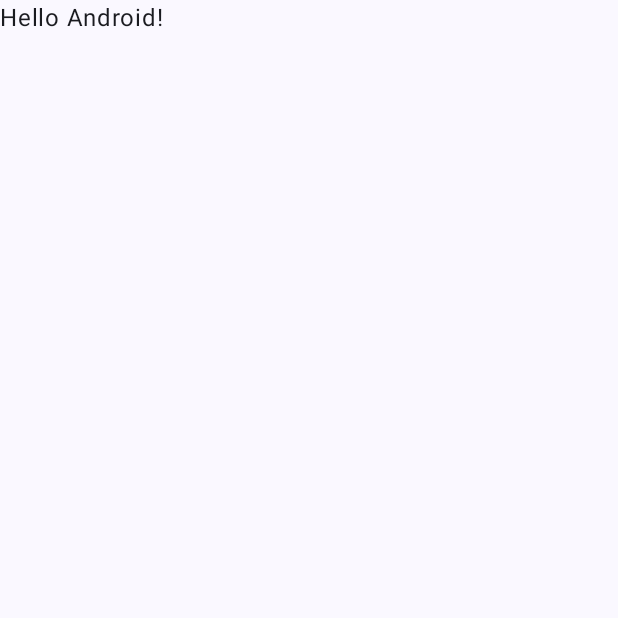
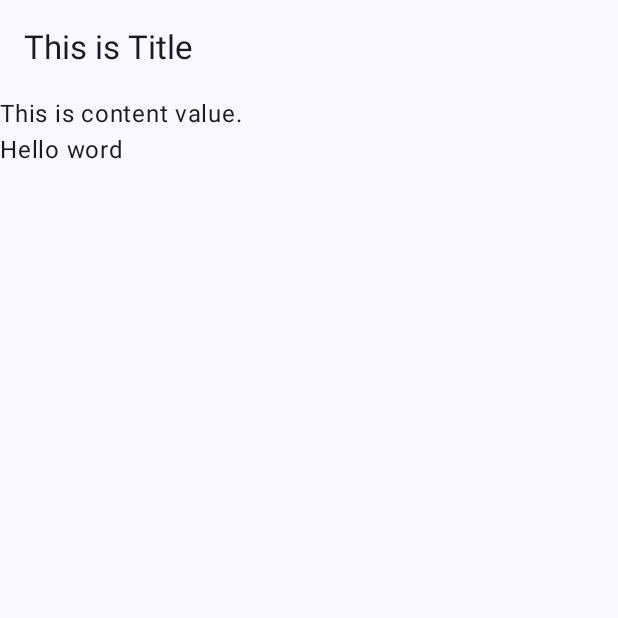
Before and after one commit to MehbooAli/LearnCoroutine, an Android app built with Jetpack Compose: the screen it shows after launch (MainActivity), on a phone screen of 412 x 824 dp, the top half of it. Before the commit the part shown is almost empty. Run offline under Robolectric (Android 15) with nearby library versions, the phone set to English and light mode, and no system bars.

Commit message:
Second commit.

```diff
--- /dev/null
+++ b/app/src/main/java/com/example/learncoroutine/ViewModelFst_screen.kt
@@ -0,0 +1,130 @@
+package com.example.learncoroutine
+
+import android.provider.ContactsContract.Data
+import android.util.Log
+import androidx.lifecycle.ViewModel
+import androidx.lifecycle.viewModelScope
+import kotlinx.coroutines.CoroutineScope
+import kotlinx.coroutines.Deferred
+import kotlinx.coroutines.Dispatchers
+import kotlinx.coroutines.async
+import kotlinx.coroutines.delay
+import kotlinx.coroutines.launch
+import kotlinx.coroutines.yield
+import kotlin.math.log
+
+class ViewModelFst_screen() : ViewModel() {
+    val a = "Hello word"
+
+    fun doWork() {
+        // Just one method for launch coroutine viewModelScope
+        viewModelScope.launch {
+            delay(5000)
+            Log.d("ViewModelFst", "Coroutine Scope do work fun:  ${Thread.currentThread().name}")
+        }
+    }
+
+    fun CoroutineTestFun() {
+        CoroutineScope(Dispatchers.Default).launch {
+            Log.d("ViewModelFst", "Coroutine Scope Dispatcher Main ${Thread.currentThread().name}")
+        }
+
+    }
+
+    fun yieldLaunch() {
+        viewModelScope.launch {
+            testFunYield()
+        }
+    }
+
+    private suspend fun testFunYield() {
+        yield()
+        Log.d("ViewModelFst", "Test Fun with yield like a delay : ${Thread.currentThread().name}")
+    }
+
+    fun printFoller() {
+        viewModelScope.launch {
+            printFollowers()
+        }
+    }
+
+    // Job.join() for suspend coroutine function
+
+    private suspend fun printFollowers() {
+        var fbFollowers = 0
+        val job = CoroutineScope(Dispatchers.IO).launch {
+            fbFollowers = getFbFollors()
+        }
+
+        job.join()
+        Log.d("ViewModelFst", fbFollowers.toString())
+    }
+
+    private suspend fun getFbFollors(): Int {
+        delay(1000)
+        return 54
+    }
+
+    fun asynicPrint() {
+        viewModelScope.launch {
+            asynicFun()
+        }
+    }
+
+    suspend fun asynicFun() {
+        val job = CoroutineScope(Dispatchers.IO).async {
+            asynicFollower()
+        }
+
+        Log.d("ViewModelFst", job.await().toString())
+    }
+
+    private suspend fun asynicFollower(): Int {
+        delay(1000)
+        return 50
+    }
+
+    fun printFbInstagramFol() {
+        viewModelScope.launch {
+            printFbInstagramFollower()
+        }
+    }
+
+
+    // Launch method mostly we use for I did not find any
+    private suspend fun printFbInstagramFollower() {
+        var fbfol = 0
+        var instafol = 0
+
+        CoroutineScope(Dispatchers.IO).launch {
+            val fb = async {   getFacebookFollower()}
+            val insta = async {  getInstagramFollowers()}
+
+            Log.d("ViewModelFst", "Get Data: ${fb.await()} and instagram: ${insta.await()}")
+        }
+
+        val fb = CoroutineScope(Dispatchers.IO).launch {
+            fbfol = getFacebookFollower()
+        }
+
+        val instagram = CoroutineScope(Dispatchers.IO).launch {
+            instafol = getInstagramFollowers()
+        }
+
+        fb.join()
+        instagram.join()
+        Log.d("ViewModelFst", "print fb and instagram: ${fbfol} followers: ${instafol}")
+
+
+    }
+
+    private suspend fun getFacebookFollower(): Int {
+        delay(1000)
+        return 23
+    }
+
+    private suspend fun getInstagramFollowers(): Int {
+        delay(1000)
+        return 44
+    }
+}
--- /dev/null
+++ b/app/src/main/java/com/example/learncoroutine/fst_screen.kt
@@ -0,0 +1,32 @@
+package com.example.learncoroutine
+
+import androidx.compose.foundation.layout.Box
+import androidx.compose.foundation.layout.Column
+import androidx.compose.foundation.layout.fillMaxSize
+import androidx.compose.foundation.layout.padding
+import androidx.compose.material3.ExperimentalMaterial3Api
+import androidx.compose.material3.Scaffold
+import androidx.compose.material3.Text
+import androidx.compose.material3.TopAppBar
+import androidx.compose.runtime.Composable
+import androidx.compose.ui.Modifier
+import androidx.lifecycle.viewmodel.compose.viewModel
+
+@OptIn(ExperimentalMaterial3Api::class)
+@Composable
+fun fst_screen(viewmodelfstScreen: ViewModelFst_screen) {
+//    val viewmodelfstScreen: ViewModelFst_screen = viewModel()
+
+    Scaffold(topBar = { TopAppBar(title = { Text("This is Title") }) }) { paddingValues ->
+        Column(modifier = Modifier.fillMaxSize().padding(paddingValues)) {
+            Text("This is content value.")
+            Text(viewmodelfstScreen.a)
+            viewmodelfstScreen.doWork()
+            viewmodelfstScreen.CoroutineTestFun()
+            viewmodelfstScreen.yieldLaunch()
+            viewmodelfstScreen.printFoller()
+            viewmodelfstScreen.asynicPrint()
+            viewmodelfstScreen.printFbInstagramFol()
+        }
+    }
+}
```
Also changed, not shown: app/build.gradle.kts (+9 -0 lines), app/src/main/java/com/example/learncoroutine/MainActivity.kt (+144 -22 lines).
